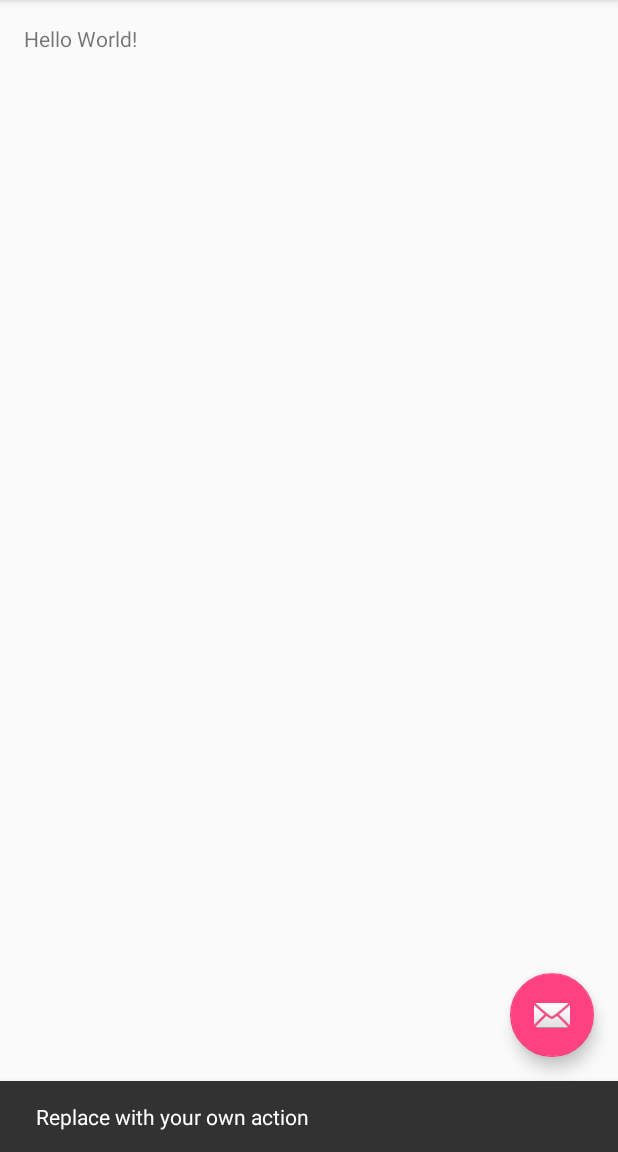
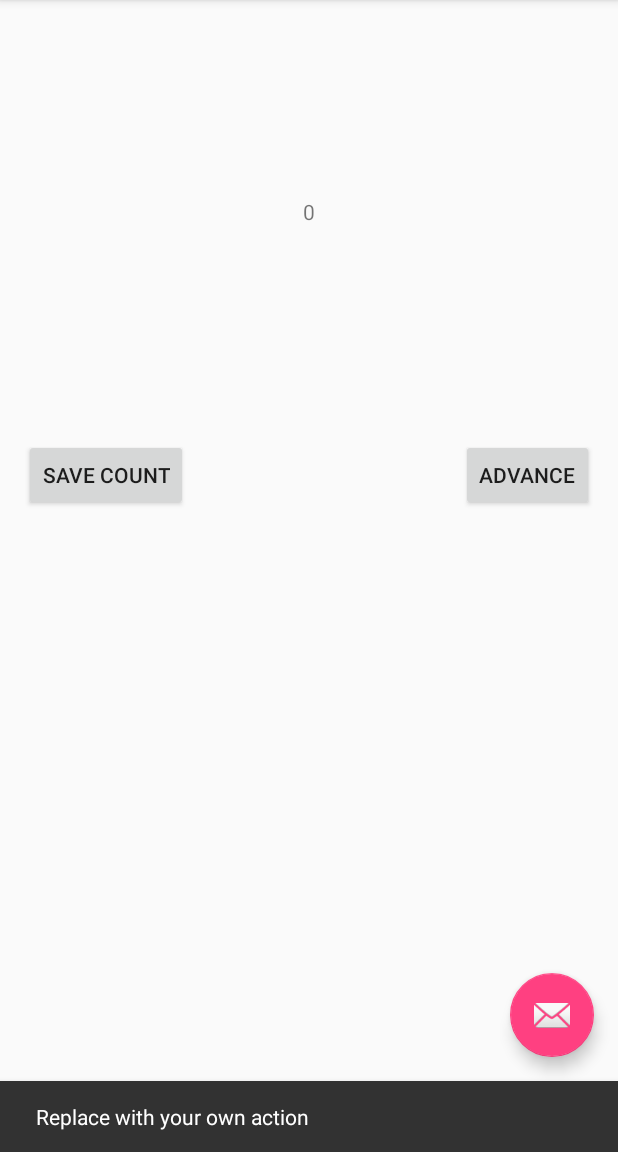
Before and after one commit to johnnymeyer/cs246Homework, an Android app: the screen it shows after launch (MainActivity), after a tap on an icon or button, on a phone screen of 412 x 824 dp, the part 84-1236 px from its top. Run offline under Robolectric (Android 15) with nearby library versions, the phone set to English and light mode, and no system bars.

Commit message:
finished the project

```diff
--- a/DataStorage/app/src/main/AndroidManifest.xml
+++ b/DataStorage/app/src/main/AndroidManifest.xml
@@ -1,17 +1,17 @@
 <?xml version="1.0" encoding="utf-8"?>
 <manifest xmlns:android="http://schemas.android.com/apk/res/android"
-    package="com.cs246.johnmeyer.datastorage" >
+    package="com.cs246.johnmeyer.datastorage">
 
     <application
         android:allowBackup="true"
         android:icon="@mipmap/ic_launcher"
         android:label="@string/app_name"
         android:supportsRtl="true"
-        android:theme="@style/AppTheme" >
+        android:theme="@style/AppTheme">
         <activity
             android:name=".MainActivity"
             android:label="@string/app_name"
-            android:theme="@style/AppTheme.NoActionBar" >
+            android:theme="@style/AppTheme.NoActionBar">
             <intent-filter>
                 <action android:name="android.intent.action.MAIN" />
 
--- a/DataStorage/app/src/main/java/com/cs246/johnmeyer/datastorage/MainActivity.java
+++ b/DataStorage/app/src/main/java/com/cs246/johnmeyer/datastorage/MainActivity.java
@@ -1,5 +1,7 @@
 package com.cs246.johnmeyer.datastorage;
 
+import android.content.Context;
+import android.content.SharedPreferences;
 import android.os.Bundle;
 import android.support.design.widget.FloatingActionButton;
 import android.support.design.widget.Snackbar;
@@ -8,6 +10,7 @@ import android.support.v7.widget.Toolbar;
 import android.view.View;
 import android.view.Menu;
 import android.view.MenuItem;
+import android.widget.TextView;
 
 public class MainActivity extends AppCompatActivity {
 
@@ -18,14 +21,24 @@ public class MainActivity extends AppCompatActivity {
         Toolbar toolbar = (Toolbar) findViewById(R.id.toolbar);
         setSupportActionBar(toolbar);
 
-       FloatingActionButton fab = (FloatingActionButton) findViewById(R.id.fab);
+        FloatingActionButton fab = (FloatingActionButton) findViewById(R.id.fab);
         fab.setOnClickListener(new View.OnClickListener() {
             @Override
             public void onClick(View view) {
                 Snackbar.make(view, "Replace with your own action", Snackbar.LENGTH_LONG)
                         .setAction("Action", null).show();
+
+
             }
         });
+
+        SharedPreferences sharedPreferences = this.getPreferences(Context.MODE_PRIVATE);
+        int defaultValue = sharedPreferences.getInt("value", -6);
+
+        if (defaultValue == -6)
+            defaultValue = 0;
+
+        ((TextView) this.findViewById(R.id.textView)).setText(Integer.toString(defaultValue));
     }
 
     @Override
@@ -49,4 +62,17 @@ public class MainActivity extends AppCompatActivity {
 
         return super.onOptionsItemSelected(item);
     }
+
+    public void onClickAdvance(View v) {
+        Integer num = Integer.parseInt(((TextView) this.findViewById(R.id.textView)).getText().toString());
+        ((TextView) this.findViewById(R.id.textView)).setText(Integer.toString(++num));
+    }
+
+    public void onClickSave(View v) {
+
+        SharedPreferences sharedPref = this.getPreferences(Context.MODE_PRIVATE);
+        SharedPreferences.Editor editor = sharedPref.edit();
+        editor.putInt("value", Integer.parseInt(((TextView) this.findViewById(R.id.textView)).getText().toString()));
+        editor.commit();
+    }
 }
--- a/DataStorage/app/src/main/res/layout/activity_main.xml
+++ b/DataStorage/app/src/main/res/layout/activity_main.xml
@@ -1,6 +1,5 @@
 <?xml version="1.0" encoding="utf-8"?>
-<android.support.design.widget.CoordinatorLayout
-    xmlns:android="http://schemas.android.com/apk/res/android"
+<android.support.design.widget.CoordinatorLayout xmlns:android="http://schemas.android.com/apk/res/android"
     xmlns:app="http://schemas.android.com/apk/res-auto"
     xmlns:tools="http://schemas.android.com/tools"
     android:layout_width="match_parent"
@@ -9,8 +8,8 @@
     tools:context="com.cs246.johnmeyer.datastorage.MainActivity">
 
     <android.support.design.widget.AppBarLayout
+        android:layout_width="match_parent"
         android:layout_height="wrap_content"
-        android:layout_width="match_parent"
         android:theme="@style/AppTheme.AppBarOverlay">
 
         <android.support.v7.widget.Toolbar
@@ -22,7 +21,7 @@
 
     </android.support.design.widget.AppBarLayout>
 
-    <include layout="@layout/content_main"/>
+    <include layout="@layout/content_main" />
 
     <android.support.design.widget.FloatingActionButton
         android:id="@+id/fab"
--- a/DataStorage/app/src/main/res/layout/content_main.xml
+++ b/DataStorage/app/src/main/res/layout/content_main.xml
@@ -1,20 +1,46 @@
 <?xml version="1.0" encoding="utf-8"?>
-<RelativeLayout
-    xmlns:android="http://schemas.android.com/apk/res/android"
+<RelativeLayout xmlns:android="http://schemas.android.com/apk/res/android"
+    xmlns:app="http://schemas.android.com/apk/res-auto"
     xmlns:tools="http://schemas.android.com/tools"
-    xmlns:app="http://schemas.android.com/apk/res-auto"
     android:layout_width="match_parent"
     android:layout_height="match_parent"
+    android:paddingBottom="@dimen/activity_vertical_margin"
     android:paddingLeft="@dimen/activity_horizontal_margin"
     android:paddingRight="@dimen/activity_horizontal_margin"
     android:paddingTop="@dimen/activity_vertical_margin"
-    android:paddingBottom="@dimen/activity_vertical_margin"
     app:layout_behavior="@string/appbar_scrolling_view_behavior"
-    tools:showIn="@layout/activity_main"
-    tools:context="com.cs246.johnmeyer.datastorage.MainActivity">
+    tools:context="com.cs246.johnmeyer.datastorage.MainActivity"
+    tools:showIn="@layout/activity_main">
 
     <TextView
+        android:layout_width="wrap_content"
+        android:layout_height="wrap_content"
         android:text="Hello World!"
+        android:layout_marginTop="115dp"
+        android:id="@+id/textView"
+        android:layout_alignParentTop="true"
+        android:layout_centerHorizontal="true" />
+
+    <Button
+        style="?android:attr/buttonStyleSmall"
         android:layout_width="wrap_content"
-        android:layout_height="wrap_content" />
+        android:layout_height="wrap_content"
+        android:text="Save Count"
+        android:id="@+id/button"
+        android:layout_below="@+id/textView"
+        android:layout_alignParentLeft="true"
+        android:layout_alignParentStart="true"
+        android:layout_marginTop="142dp"
+        android:onClick="onClickSave" />
+
+    <Button
+        style="?android:attr/buttonStyleSmall"
+        android:layout_width="wrap_content"
+        android:layout_height="wrap_content"
+        android:text="Advance"
+        android:id="@+id/button2"
+        android:layout_alignTop="@+id/button"
+        android:layout_alignParentRight="true"
+        android:layout_alignParentEnd="true"
+        android:onClick="onClickAdvance" />
 </RelativeLayout>
--- a/DataStorage/app/src/main/res/menu/menu_main.xml
+++ b/DataStorage/app/src/main/res/menu/menu_main.xml
@@ -1,9 +1,10 @@
 <menu xmlns:android="http://schemas.android.com/apk/res/android"
     xmlns:app="http://schemas.android.com/apk/res-auto"
     xmlns:tools="http://schemas.android.com/tools"
-    tools:context="com.cs246.johnmeyer.datastorage.MainActivity" >
-    <item android:id="@+id/action_settings"
+    tools:context="com.cs246.johnmeyer.datastorage.MainActivity">
+    <item
+        android:id="@+id/action_settings"
+        android:orderInCategory="100"
         android:title="@string/action_settings"
-        android:orderInCategory="100"
         app:showAsAction="never" />
 </menu>
--- a/DataStorage/app/src/main/res/values-v21/styles.xml
+++ b/DataStorage/app/src/main/res/values-v21/styles.xml
@@ -1,4 +1,5 @@
 <resources>>
+
     <style name="AppTheme.NoActionBar">
         <item name="windowActionBar">false</item>
         <item name="windowNoTitle">true</item>
--- a/DataStorage/app/src/main/res/values/strings.xml
+++ b/DataStorage/app/src/main/res/values/strings.xml
@@ -1,4 +1,5 @@
 <resources>
     <string name="app_name">DataStorage</string>
     <string name="action_settings">Settings</string>
+    <string name="title_activity_counter">Counter</string>
 </resources>
--- a/DataStorage/app/src/main/res/values/styles.xml
+++ b/DataStorage/app/src/main/res/values/styles.xml
@@ -7,11 +7,14 @@
         <item name="colorPrimaryDark">@color/colorPrimaryDark</item>
         <item name="colorAccent">@color/colorAccent</item>
     </style>
+
     <style name="AppTheme.NoActionBar">
         <item name="windowActionBar">false</item>
         <item name="windowNoTitle">true</item>
     </style>
+
     <style name="AppTheme.AppBarOverlay" parent="ThemeOverlay.AppCompat.Dark.ActionBar" />
+
     <style name="AppTheme.PopupOverlay" parent="ThemeOverlay.AppCompat.Light" />
 
 </resources>
```
Lines whose indentation alone changed are shown as unchanged.
